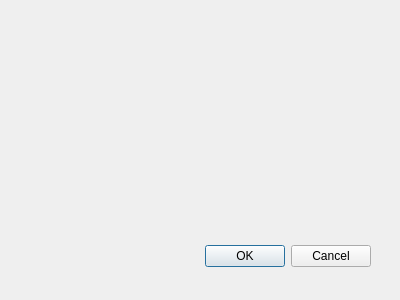
google-code-export/dviz, file src/TextImportDialog.ui: the form before one commit.
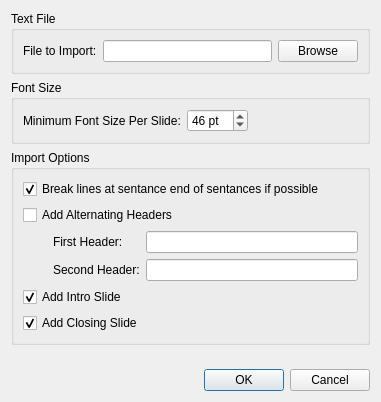
The form after the commit.

Commit message: Updated OutputInstance to intelligently add/remove 'ToolTip' window type so as not to obscure the main window or prevent from being raised. Updated the SingleOutputDialog in the network viewer to include OpenGL and cache sizes.

The edit to the form file:
```diff
--- a/src/TextImportDialog.ui
+++ b/src/TextImportDialog.ui
@@ -3,34 +3,187 @@
  <comment/>
  <exportmacro/>
  <class>TextImportDialog</class>
- <widget class="QDialog" name="TextImportDialog" >
-  <property name="geometry" >
+ <widget class="QDialog" name="TextImportDialog">
+  <property name="geometry">
    <rect>
     <x>0</x>
     <y>0</y>
-    <width>400</width>
-    <height>300</height>
+    <width>381</width>
+    <height>402</height>
    </rect>
   </property>
   <property name="windowTitle" >
    <string>Dialog</string>
   </property>
-  <widget class="QDialogButtonBox" name="buttonBox" >
-   <property name="geometry" >
-    <rect>
-     <x>30</x>
-     <y>240</y>
-     <width>341</width>
-     <height>32</height>
-    </rect>
-   </property>
-   <property name="orientation" >
-    <enum>Qt::Horizontal</enum>
-   </property>
-   <property name="standardButtons" >
-    <set>QDialogButtonBox::Cancel|QDialogButtonBox::Ok</set>
-   </property>
-  </widget>
+  <layout class="QVBoxLayout" name="verticalLayout_2">
+   <item>
+    <widget class="QGroupBox" name="groupBox_3">
+     <property name="title">
+      <string>Text File</string>
+     </property>
+     <layout class="QHBoxLayout" name="horizontalLayout_2">
+      <item>
+       <widget class="QLabel" name="label">
+        <property name="text">
+         <string>File to Import:</string>
+        </property>
+       </widget>
+      </item>
+      <item>
+       <widget class="QLineEdit" name="filename"/>
+      </item>
+      <item>
+       <widget class="QPushButton" name="browse">
+        <property name="text">
+         <string>Browse</string>
+        </property>
+       </widget>
+      </item>
+     </layout>
+    </widget>
+   </item>
+   <item>
+    <widget class="QGroupBox" name="groupBox_2">
+     <property name="title">
+      <string>Font Size</string>
+     </property>
+     <layout class="QHBoxLayout" name="horizontalLayout">
+      <item>
+       <widget class="QLabel" name="label_2">
+        <property name="text">
+         <string>Minimum Font Size Per Slide:</string>
+        </property>
+       </widget>
+      </item>
+      <item>
+       <widget class="QSpinBox" name="fontsize">
+        <property name="suffix">
+         <string> pt</string>
+        </property>
+        <property name="minimum">
+         <number>2</number>
+        </property>
+        <property name="maximum">
+         <number>190</number>
+        </property>
+        <property name="value">
+         <number>46</number>
+        </property>
+       </widget>
+      </item>
+      <item>
+       <spacer name="horizontalSpacer">
+        <property name="orientation">
+         <enum>Qt::Horizontal</enum>
+        </property>
+        <property name="sizeHint" stdset="0">
+         <size>
+          <width>40</width>
+          <height>20</height>
+         </size>
+        </property>
+       </spacer>
+      </item>
+     </layout>
+    </widget>
+   </item>
+   <item>
+    <widget class="QGroupBox" name="groupBox">
+     <property name="title">
+      <string>Import Options</string>
+     </property>
+     <layout class="QVBoxLayout" name="verticalLayout">
+      <item>
+       <widget class="QCheckBox" name="breakSentances">
+        <property name="text">
+         <string>Break lines at sentance end of sentances if possible</string>
+        </property>
+        <property name="checked">
+         <bool>true</bool>
+        </property>
+       </widget>
+      </item>
+      <item>
+       <widget class="QCheckBox" name="addHeaders">
+        <property name="text">
+         <string>Add Alternating Headers</string>
+        </property>
+       </widget>
+      </item>
+      <item>
+       <layout class="QGridLayout" name="gridLayout">
+        <property name="leftMargin">
+         <number>30</number>
+        </property>
+        <item row="0" column="0">
+         <widget class="QLabel" name="label_3">
+          <property name="text">
+           <string>First Header:</string>
+          </property>
+         </widget>
+        </item>
+        <item row="0" column="1">
+         <widget class="QLineEdit" name="header1"/>
+        </item>
+        <item row="1" column="0">
+         <widget class="QLabel" name="label_4">
+          <property name="text">
+           <string>Second Header:</string>
+          </property>
+         </widget>
+        </item>
+        <item row="1" column="1">
+         <widget class="QLineEdit" name="header2"/>
+        </item>
+       </layout>
+      </item>
+      <item>
+       <widget class="QCheckBox" name="addIntroSlide">
+        <property name="text">
+         <string>Add Intro Slide</string>
+        </property>
+        <property name="checked">
+         <bool>true</bool>
+        </property>
+       </widget>
+      </item>
+      <item>
+       <widget class="QCheckBox" name="addClosingSlide">
+        <property name="text">
+         <string>Add Closing Slide</string>
+        </property>
+        <property name="checked">
+         <bool>true</bool>
+        </property>
+       </widget>
+      </item>
+     </layout>
+    </widget>
+   </item>
+   <item>
+    <spacer name="verticalSpacer">
+     <property name="orientation">
+      <enum>Qt::Vertical</enum>
+     </property>
+     <property name="sizeHint" stdset="0">
+      <size>
+       <width>20</width>
+       <height>40</height>
+      </size>
+     </property>
+    </spacer>
+   </item>
+   <item>
+    <widget class="QDialogButtonBox" name="buttonBox">
+     <property name="orientation">
+      <enum>Qt::Horizontal</enum>
+     </property>
+     <property name="standardButtons">
+      <set>QDialogButtonBox::Cancel|QDialogButtonBox::Ok</set>
+     </property>
+    </widget>
+   </item>
+  </layout>
  </widget>
  <pixmapfunction/>
  <resources/>
```
Left out of the diff: 17 changed lines with no effect on the pictures. The commit also changes 12 other files.
